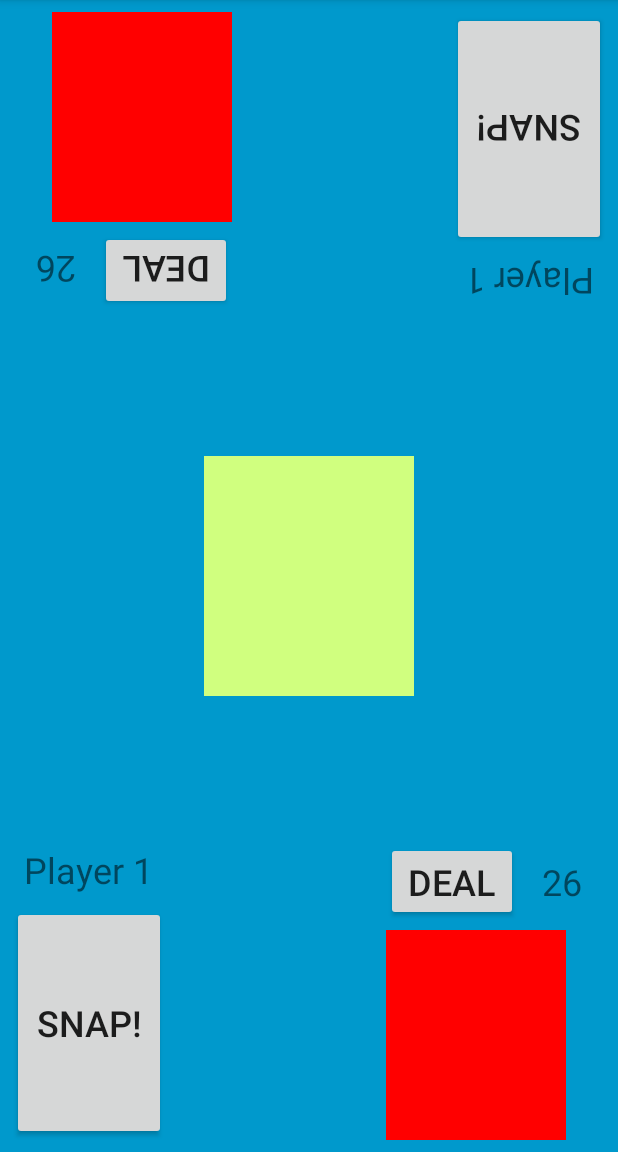
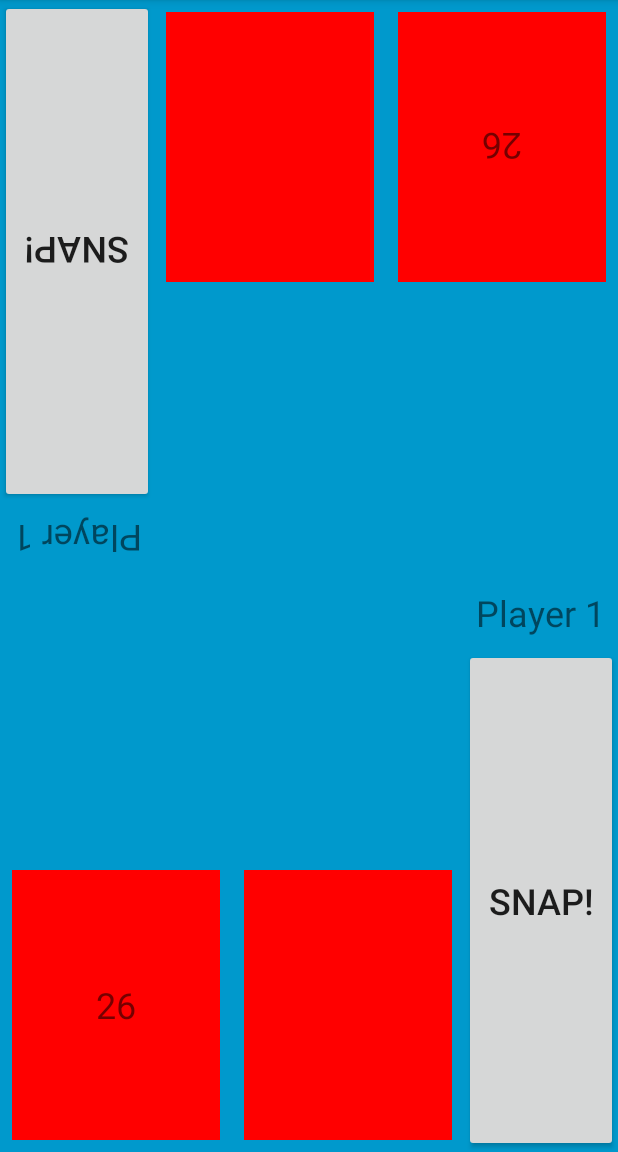
Before and after one commit to joe885/snapgame, an Android app: the screen it shows after launch (MainActivity), on a phone screen of 412 x 824 dp, the part 84-1236 px from its top. Run offline under Robolectric (Android 15) with nearby library versions, the phone set to English and light mode, and no system bars; our stand-ins replace ButterKnife, Dagger/Hilt's generated code.

Commit message:
Removed MainArea fragment, changed design to match proper 'snap' layout. Added tests for SnapGame

```diff
--- a/app/build.gradle
+++ b/app/build.gradle
@@ -24,7 +24,6 @@ dependencies {
     final SUPPORT_LIB_VERSION = '23.3.0'
 
     compile fileTree(dir: 'libs', include: ['*.jar'])
-    testCompile 'junit:junit:4.12'
 
     compile "com.android.support:appcompat-v7:${SUPPORT_LIB_VERSION}"
     compile "com.android.support:design:${SUPPORT_LIB_VERSION}"
@@ -38,4 +37,8 @@ dependencies {
     compile 'com.google.dagger:dagger:2.0.2'
     provided 'org.glassfish:javax.annotation:10.0-b28'
     apt 'com.google.dagger:dagger-compiler:2.0.2'
+
+    //Tests
+    testCompile 'junit:junit:4.12'
+    testCompile 'org.mockito:mockito-all:1.10.19'
 }
--- a/app/src/main/java/com/joe/snapgame/dagger/component/FragmentComponent.java
+++ b/app/src/main/java/com/joe/snapgame/dagger/component/FragmentComponent.java
@@ -2,7 +2,6 @@ package com.joe.snapgame.dagger.component;
 
 import com.joe.snapgame.dagger.module.FragmentModule;
 import com.joe.snapgame.dagger.scope.FragmentScope;
-import com.joe.snapgame.ui.gamearea.MainAreaComponent;
 import com.joe.snapgame.ui.playerarea.PlayerAreaFragmentComponent;
 
 import dagger.Subcomponent;
@@ -13,7 +12,6 @@ import dagger.Subcomponent;
 @FragmentScope
 @Subcomponent(modules = {FragmentModule.class,})
 public interface FragmentComponent extends
-        PlayerAreaFragmentComponent,
-        MainAreaComponent
+        PlayerAreaFragmentComponent
 {
 }
--- a/app/src/main/java/com/joe/snapgame/dagger/module/FragmentModule.java
+++ b/app/src/main/java/com/joe/snapgame/dagger/module/FragmentModule.java
@@ -3,7 +3,6 @@ package com.joe.snapgame.dagger.module;
 import android.support.v4.app.Fragment;
 
 import com.joe.snapgame.ui.core.InjectableFragment;
-import com.joe.snapgame.ui.gamearea.MainAreaModule;
 import com.joe.snapgame.ui.playerarea.PlayerAreaFragmentModule;
 
 import dagger.Module;
@@ -13,8 +12,7 @@ import dagger.Provides;
  * Created by Joseph Donegan.
  */
 @Module(includes = {
-        PlayerAreaFragmentModule.class,
-        MainAreaModule.class
+        PlayerAreaFragmentModule.class
 })
 public class FragmentModule {
 
--- a/app/src/main/java/com/joe/snapgame/model/SnapGame.java
+++ b/app/src/main/java/com/joe/snapgame/model/SnapGame.java
@@ -1,7 +1,102 @@
 package com.joe.snapgame.model;
+
+import java.util.ArrayList;
+import java.util.Collection;
+import java.util.Collections;
+import java.util.List;
+import java.util.Stack;
 
 /**
  * Created by doneg on 01/05/2016.
  */
 public class SnapGame {
+    private static final int NUM_PLAYERS = 2;
+
+    private Stack<Card> deck;
+    private List<Player> players;
+
+    private int currentPlayerIndex = -1;
+
+    public interface GameObserver {
+        void onNewTurnStarted(int playerIndex);
+
+        void onPlayerDeckChanged(int playerIndex);
+
+        void onMainDeckChanged(int playerIndex);
+
+        void onSnapCalledInError(int playerIndex);
+
+        void onSnapCalledSuccessfully(int playerIndex);
+
+        void onGameEnded(int winningPlayerIndex);
+    }
+
+    private List<GameObserver> observers = new ArrayList<>();
+
+    public void initialiseNewGame() {
+        //Create a new deck
+        deck = new Stack<>();
+        for (Card.Suit suit : Card.Suit.values()) {
+            for (int value = 0; value <= Card.MAX_VALUE; ++value) {
+                deck.add(new Card(suit, value));
+            }
+        }
+
+        //Shuffle the deck
+        Collections.shuffle(deck);
+
+        //Split the deck equally per player
+        players = new ArrayList<>(NUM_PLAYERS);
+        int playerDeckSize = deck.size() / NUM_PLAYERS;
+        for (int playerIndex = 0; playerIndex < NUM_PLAYERS; ++playerIndex) {
+            Stack<Card> playerDeck = new Stack<>();
+            int startIndex = playerIndex * playerDeckSize;
+            int endIndex = startIndex + playerDeckSize;
+            for (int cardIndex = startIndex; cardIndex < endIndex; ++cardIndex) {
+                playerDeck.push(deck.get(cardIndex));
+            }
+            players.add(new Player(playerDeck));
+        }
+
+        //Start a new turn
+        startNewTurn();
+    }
+
+    private void startNewTurn() {
+        ++currentPlayerIndex;
+        if (currentPlayerIndex >= players.size()) {
+            currentPlayerIndex = 0;
+        }
+
+        for (GameObserver observer : observers) {
+            observer.onNewTurnStarted(currentPlayerIndex);
+        }
+    }
+
+    public void registerObserver(GameObserver observer) {
+        if (!observers.contains(observer)) {
+            observers.add(observer);
+        }
+    }
+
+    public void removeObserver(GameObserver observer) {
+        observers.remove(observer);
+    }
+
+    public Stack<Card> getDeck() {
+        return deck;
+    }
+
+    public Player getPlayer(int playerIndex) {
+        return players.get(playerIndex);
+    }
+
+    public Card dealCard(int playerIndex) {
+        Player player = players.get(playerIndex);
+        return player.drawCard();
+    }
+
+    public void callSnap(int playerIndex) {
+
+    }
 }
--- a/app/src/main/java/com/joe/snapgame/ui/gamearea/IMainAreaPresenter.java
+++ /dev/null
@@ -1,10 +0,0 @@
-package com.joe.snapgame.ui.gamearea;
-
-import com.joe.snapgame.ui.core.IBasePresenter;
-
-/**
- * Created by doneg on 01/05/2016.
- */
-public interface IMainAreaPresenter extends IBasePresenter {
-    void initialiseData();
-}
--- a/app/src/main/java/com/joe/snapgame/ui/gamearea/IMainAreaView.java
+++ /dev/null
@@ -1,9 +0,0 @@
-package com.joe.snapgame.ui.gamearea;
-
-import com.joe.snapgame.ui.core.IBaseView;
-
-/**
- * Created by doneg on 01/05/2016.
- */
-public interface IMainAreaView extends IBaseView {
-}
--- a/app/src/main/java/com/joe/snapgame/ui/gamearea/MainAreaComponent.java
+++ /dev/null
@@ -1,11 +0,0 @@
-package com.joe.snapgame.ui.gamearea;
-
-import dagger.Subcomponent;
-
-/**
- * Created by doneg on 01/05/2016.
- */
-@Subcomponent(modules = MainAreaModule.class)
-public interface MainAreaComponent {
-    void inject(MainAreaFragment fragment);
-}
--- a/app/src/main/java/com/joe/snapgame/ui/gamearea/MainAreaFragment.java
+++ /dev/null
@@ -1,50 +0,0 @@
-package com.joe.snapgame.ui.gamearea;
-
-import android.content.Context;
-import android.os.Bundle;
-import android.support.v4.app.Fragment;
-import android.view.LayoutInflater;
-import android.view.View;
-import android.view.ViewGroup;
-
-import com.joe.snapgame.R;
-import com.joe.snapgame.ui.core.BaseFragment;
-import com.joe.snapgame.ui.core.InjectableActivity;
-
-import javax.inject.Inject;
-
-/**
- * Created by doneg on 30/04/2016.
- */
-public class MainAreaFragment extends BaseFragment implements IMainAreaView {
-
-    @Inject
-    protected IMainAreaPresenter presenter;
-
-    @Override
-    public void onAttach(Context context) {
-        super.onAttach(context);
-        InjectableActivity activity;
-        try {
-            activity = (InjectableActivity) context;
-        } catch (ClassCastException e) {
-            throw new ClassCastException(context.toString() + " must extend InjectableActivity");
-        }
-        createFragmentComponent(activity).inject(this);
-    }
-
-    @Override
-    public void onCreate(Bundle savedInstanceState) {
-        super.onCreate(savedInstanceState);
-        presenter.initialiseData();
-    }
-
-    @Override
-    public View onCreateView(LayoutInflater inflater, ViewGroup container, Bundle savedInstanceState) {
-        super.onCreateView(inflater, container, savedInstanceState);
-        View rootView = inflater.inflate(R.layout.fragment_main_area, container, false);
-
-        presenter.onViewReady();
-        return rootView;
-    }
-}
--- a/app/src/main/java/com/joe/snapgame/ui/gamearea/MainAreaModule.java
+++ /dev/null
@@ -1,27 +0,0 @@
-package com.joe.snapgame.ui.gamearea;
-
-import android.support.v4.app.Fragment;
-
-import com.joe.snapgame.dagger.scope.FragmentScope;
-import com.joe.snapgame.model.SnapGame;
-
-import dagger.Module;
-import dagger.Provides;
-
-/**
- * Created by doneg on 01/05/2016.
- */
-@Module
-public class MainAreaModule {
-    @Provides
-    @FragmentScope
-    public IMainAreaView provideIMainAreaView(Fragment fragment) {
-        return (IMainAreaView) fragment;
-    }
-
-    @Provides
-    @FragmentScope
-    public IMainAreaPresenter provideIMainAreaPresenter(IMainAreaView view, SnapGame game) {
-        return new MainAreaPresenter(view, game);
-    }
-}
--- a/app/src/main/java/com/joe/snapgame/ui/gamearea/MainAreaPresenter.java
+++ /dev/null
@@ -1,28 +0,0 @@
-package com.joe.snapgame.ui.gamearea;
-
-import com.joe.snapgame.model.SnapGame;
-import com.joe.snapgame.ui.core.BasePresenter;
-import com.joe.snapgame.utils.DataError;
-
-/**
- * Created by doneg on 01/05/2016.
- */
-public class MainAreaPresenter extends BasePresenter<IMainAreaView> implements IMainAreaPresenter {
-
-    private SnapGame game;
-
-    public MainAreaPresenter(IMainAreaView view, SnapGame game) {
-        super(view);
-        this.game = game;
-    }
-
-    @Override
-    protected void populateView(DataError error) {
-
-    }
-
-    @Override
-    public void initialiseData() {
-        onDataReady();
-    }
-}
--- a/app/src/main/res/layout/activity_main.xml
+++ b/app/src/main/res/layout/activity_main.xml
@@ -1,10 +1,25 @@
-<FrameLayout xmlns:android="http://schemas.android.com/apk/res/android"
+<LinearLayout xmlns:android="http://schemas.android.com/apk/res/android"
     xmlns:tools="http://schemas.android.com/tools"
+    android:orientation="vertical"
     android:layout_width="match_parent"
     android:layout_height="match_parent"
-    android:background="#0099cc"
-    tools:context="com.joe.snapgame.MainActivity">
+    android:keepScreenOn="true"
+    android:background="#0099cc">
 
-    <include layout="@layout/content_game_layout"/>
+    <FrameLayout
+        android:id="@+id/containerPlayer2"
+        android:layout_width="match_parent"
+        android:layout_height="0dp"
+        android:layout_weight="1"/>
 
-</FrameLayout>
+    <android.support.v4.widget.Space
+        android:layout_width="wrap_content"
+        android:layout_height="0dp" />
+
+    <FrameLayout
+        android:id="@+id/containerPlayer1"
+        android:layout_width="match_parent"
+        android:layout_height="0dp"
+        android:layout_weight="1"/>
+
+</LinearLayout>
--- a/app/src/main/res/layout/content_game_layout.xml
+++ /dev/null
@@ -1,28 +0,0 @@
-<?xml version="1.0" encoding="utf-8"?>
-<LinearLayout xmlns:android="http://schemas.android.com/apk/res/android"
-    xmlns:tools="http://schemas.android.com/tools"
-    android:orientation="vertical"
-    android:layout_width="match_parent"
-    android:layout_height="match_parent"
-    android:keepScreenOn="true">
-
-    <FrameLayout
-        android:id="@+id/containerPlayer2"
-        android:layout_width="match_parent"
-        android:layout_height="wrap_content"/>
-
-    <fragment
-        android:name="com.joe.snapgame.ui.gamearea.MainAreaFragment"
-        android:id="@+id/fragmentMainArea"
-        android:layout_width="wrap_content"
-        android:layout_height="0dp"
-        android:layout_weight="1"
-        android:layout_gravity="center"
-        tools:layout="@layout/fragment_main_area"/>
-
-    <FrameLayout
-        android:id="@+id/containerPlayer1"
-        android:layout_width="match_parent"
-        android:layout_height="wrap_content"/>
-
-</LinearLayout>
--- a/app/src/main/res/layout/fragment_player_area.xml
+++ b/app/src/main/res/layout/fragment_player_area.xml
@@ -2,22 +2,53 @@
 <LinearLayout xmlns:android="http://schemas.android.com/apk/res/android"
     android:orientation="horizontal"
     android:layout_width="match_parent"
-    android:layout_height="wrap_content"
+    android:layout_height="match_parent"
     android:gravity="bottom">
+
+    <FrameLayout
+        android:layout_width="0dp"
+        android:layout_weight="1"
+        android:layout_height="wrap_content"
+        android:orientation="vertical"
+        android:layout_margin="@dimen/margin_small">
+        <ImageView
+            android:id="@+id/ivFaceDownDeck"
+            android:layout_width="match_parent"
+            android:layout_height="@dimen/player_deck_height"
+            android:background="#FF0000"/>
+        <TextView
+            android:id="@+id/tvDeckCount"
+            android:layout_width="wrap_content"
+            android:layout_height="wrap_content"
+            android:padding="@dimen/margin_small"
+            android:layout_margin="@dimen/margin_small"
+            android:layout_gravity="center"
+            android:text="26"
+            android:textSize="@dimen/text_size_title"/>
+    </FrameLayout>
+
+    <ImageView
+        android:id="@+id/ivFaceUpDeck"
+        android:layout_width="0dp"
+        android:layout_weight="1"
+        android:layout_height="@dimen/player_deck_height"
+        android:background="#FF0000"
+        android:layout_margin="@dimen/margin_small"/>
 
     <LinearLayout
         android:layout_width="wrap_content"
         android:layout_height="match_parent"
         android:orientation="vertical"
-        android:padding="@dimen/margin_small"
         android:gravity="center_horizontal">
         <TextView
+            android:id="@+id/tvPlayerTitle"
             android:layout_width="wrap_content"
             android:layout_height="wrap_content"
             android:text="@string/player_one_title"
             android:textSize="@dimen/text_size_title"
             android:padding="@dimen/margin_small"/>
         <Button
+            android:id="@+id/btnAction"
             android:layout_width="wrap_content"
             android:layout_height="match_parent"
             android:text="@string/button_snap_title"
@@ -25,39 +56,4 @@
             android:padding="@dimen/margin_medium"/>
     </LinearLayout>
 
-    <android.support.v4.widget.Space
-        android:layout_width="0dp"
-        android:layout_height="wrap_content"
-        android:layout_weight="1"/>
-
-    <LinearLayout
-        android:layout_width="wrap_content"
-        android:layout_height="wrap_content"
-        android:orientation="vertical"
-        android:padding="@dimen/margin_small">
-        <LinearLayout
-            android:layout_width="wrap_content"
-            android:layout_height="wrap_content"
-            android:orientation="horizontal"
-            android:gravity="center_vertical">
-            <Button
-                android:layout_width="wrap_content"
-                android:layout_height="wrap_content"
-                android:text="@string/button_deal_title"
-                android:textSize="@dimen/text_size_title" />
-            <TextView
-                android:layout_width="wrap_content"
-                android:layout_height="wrap_content"
-                android:padding="@dimen/margin_small"
-                android:layout_margin="@dimen/margin_small"
-                android:layout_gravity="center_vertical"
-                android:text="26"
-                android:textSize="@dimen/text_size_title"/>
-        </LinearLayout>
-        <ImageView
-            android:layout_width="@dimen/player_deck_width"
-            android:layout_height="@dimen/player_deck_height"
-            android:background="#FF0000"/>
-    </LinearLayout>
-
 </LinearLayout>
--- a/app/src/main/res/values/dimens.xml
+++ b/app/src/main/res/values/dimens.xml
@@ -5,7 +5,7 @@
     <dimen name="margin_small">8dp</dimen>
     <dimen name="margin_medium">16dp</dimen>
 
-    <dimen name="player_deck_height">140dp</dimen>
+    <dimen name="player_deck_height">180dp</dimen>
     <dimen name="player_deck_width">120dp</dimen>
     <dimen name="main_deck_height">160dp</dimen>
     <dimen name="main_deck_width">140dp</dimen>
```
Also changed, not shown: app/src/main/java/com/joe/snapgame/model/Card.java (added, +42 -0 lines), app/src/main/java/com/joe/snapgame/model/Player.java (added, +40 -0 lines), 2 other files.
